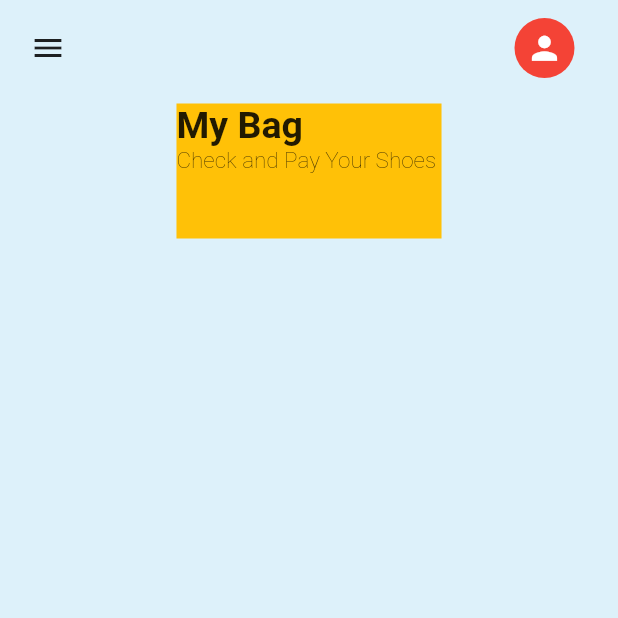
After one commit to LilaKishan/Flutter_UI, a Flutter app: the CartPage screen opened directly, on a phone screen of 412 x 824 dp, the top half of it. The commit adds this screen. Run offline on Flutter 3.47's test engine with Material 2 defaults, Android fonts, the phone set to English and light mode, and no system bars.

Commit message:
last commit

```diff
--- /dev/null
+++ b/lib/cart_page.dart
@@ -0,0 +1,69 @@
+import 'package:flutter/material.dart';
+
+class CartPage extends StatefulWidget {
+  @override
+  State<CartPage> createState() => _CartPageState();
+}
+
+class _CartPageState extends State<CartPage> {
+  @override
+  Widget build(BuildContext context) {
+    return Scaffold(
+      backgroundColor: Color.fromARGB(255, 221, 241, 250),
+      body: SafeArea(
+        child: Column(
+          children: [
+            Container(
+              child: Row(
+                children: [
+                  Expanded(
+                    flex: -2,
+                    child: Container(
+                      margin: EdgeInsets.all(20),
+                      child: Icon(Icons.menu, textDirection: TextDirection.ltr),
+                    ),
+                  ),
+                  Expanded(
+                    child: Container(
+                      margin: EdgeInsets.only(left: 250),
+                      child: CircleAvatar(
+                        child: Icon(
+                          Icons.person,
+                          color: Colors.white,
+                          size: 25,
+                        ),
+                        backgroundColor: Colors.red,
+                      ),
+                    ),
+                  ),
+                ],
+              ),
+            ),
+            //menu
+            Container(
+              margin: EdgeInsets.all(5),
+              color: Colors.amber,
+              height: 90,
+              child: Column(
+                mainAxisAlignment: MainAxisAlignment.start,
+                crossAxisAlignment: CrossAxisAlignment.start,
+                children: [
+                  Text(
+                    textAlign: TextAlign.left,
+                    'My Bag',
+                    style: TextStyle(fontSize: 25, fontWeight: FontWeight.bold),
+                  ),
+                  Text(
+                    textAlign: TextAlign.left,
+                    'Check and Pay Your Shoes ',
+                    style: TextStyle(fontSize: 15, fontWeight: FontWeight.w100),
+                  ),
+                ],
+              ),
+            )
+          ],
+        ),
+      ),
+    );
+  }
+}
--- a/lib/first_page.dart
+++ b/lib/first_page.dart
@@ -1,4 +1,5 @@
 import 'package:flutter/material.dart';
+import 'package:shoping/cart_page.dart';
 
 class FirstPage extends StatefulWidget {
   @override
@@ -14,6 +15,15 @@ class _FirstPageState extends State<FirstPage> {
     return Scaffold(
       backgroundColor: Color.fromARGB(255, 221, 241, 250),
       bottomNavigationBar: BottomNavigationBar(
+          onTap: (value) {
+            Navigator.of(context).push(
+              MaterialPageRoute(
+                builder: (context) {
+                  return CartPage();
+                },
+              ),
+            );
+          },
           elevation: 10,
           backgroundColor: Colors.white,
           iconSize: 24,
```
